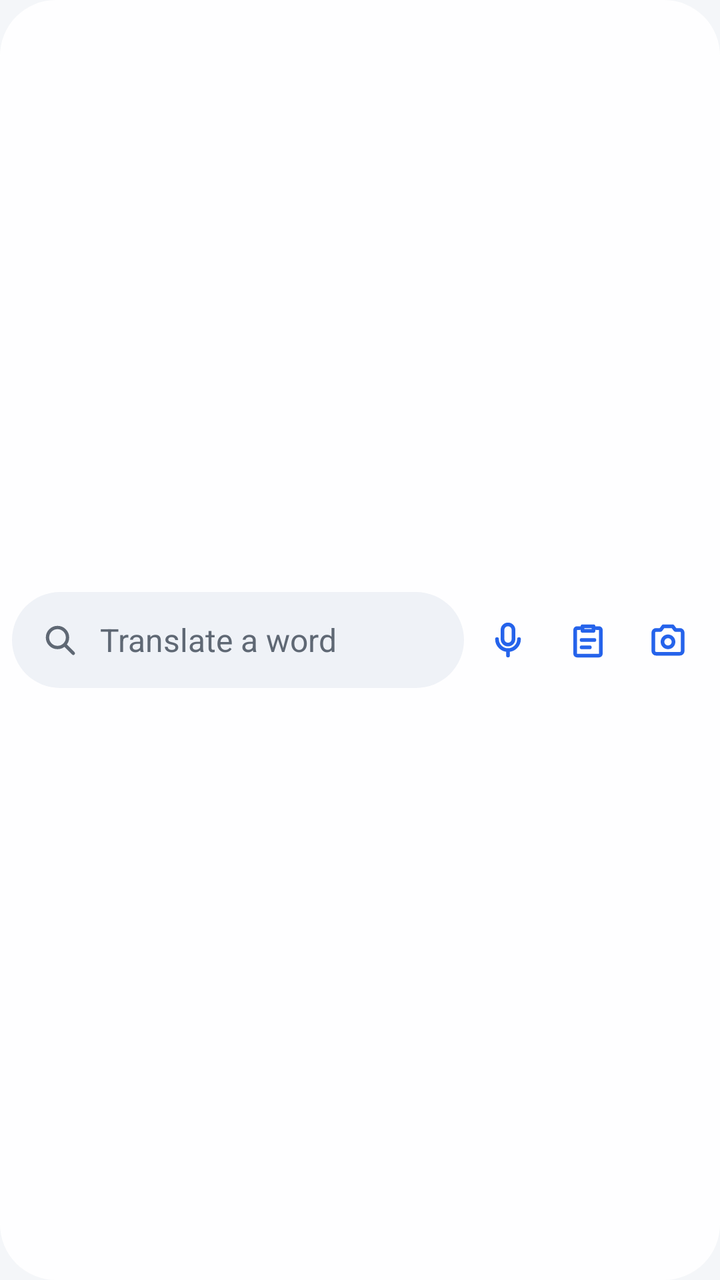
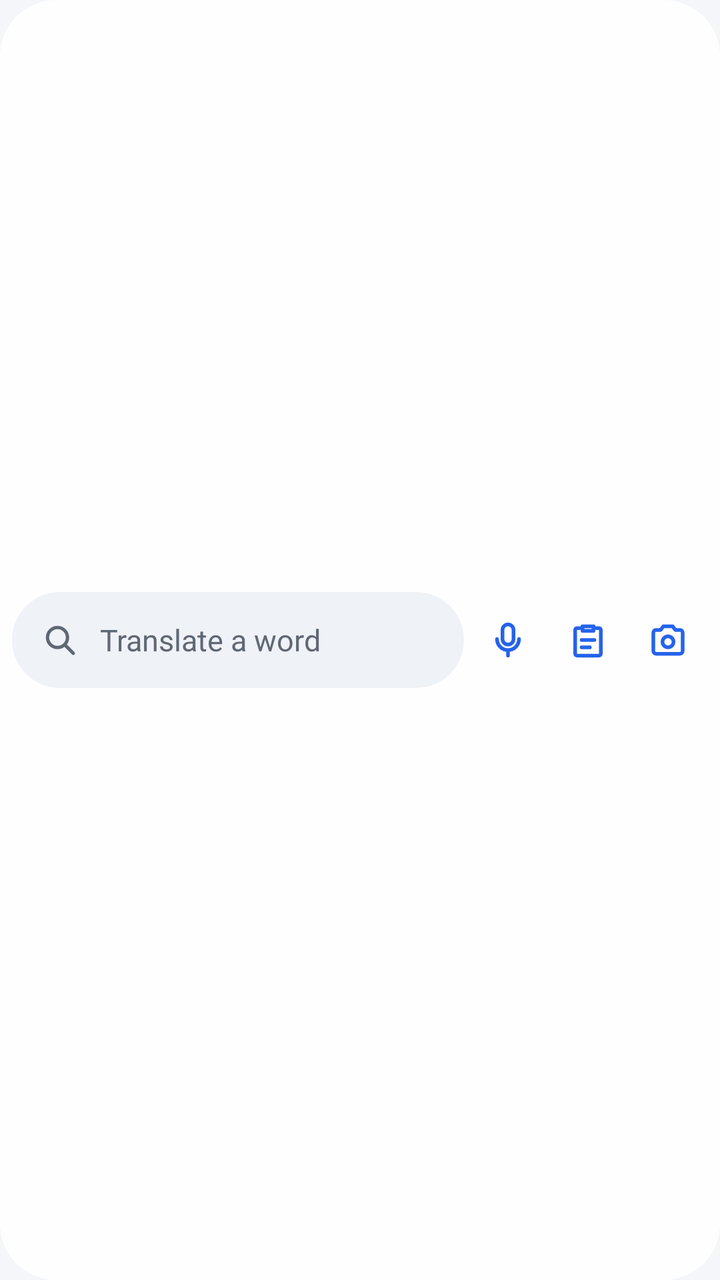

Before-and-after screenshots of an Android layout around one commit, followed by the original layout XML and the change that was made.
<!-- AndroidManifest.xml: application theme AppTheme -->
<!-- res/layout/widget.xml -->
<?xml version="1.0" encoding="utf-8"?>
<LinearLayout xmlns:android="http://schemas.android.com/apk/res/android"
    android:id="@android:id/background"
    android:layout_width="match_parent"
    android:layout_height="match_parent"
    android:background="@drawable/widget_bg"
    android:gravity="center_vertical"
    android:orientation="vertical"
    android:padding="6dp">

    
    <LinearLayout
        android:id="@+id/top"
        android:layout_width="match_parent"
        android:layout_height="48dp"
        android:gravity="center_vertical"
        android:orientation="horizontal">

        <LinearLayout
            android:id="@+id/bar"
            android:layout_width="0dp"
            android:layout_height="48dp"
            android:layout_weight="1"
            android:background="@drawable/widget_field"
            android:gravity="center_vertical"
            android:orientation="horizontal"
            android:paddingStart="14dp"
            android:paddingEnd="14dp">

            <ImageView
                android:id="@+id/search_icon"
                android:layout_width="20dp"
                android:layout_height="20dp"
                android:importantForAccessibility="no"
                android:src="@drawable/ic_search" />

            <TextView
                android:id="@+id/hint"
                android:layout_width="0dp"
                android:layout_height="wrap_content"
                android:layout_marginStart="10dp"
                android:layout_weight="1"
                android:ellipsize="end"
                android:maxLines="1"
                android:text="@string/widget_hint"
                android:textColor="@color/widget_sub"
                android:textSize="16sp" />

        </LinearLayout>

        <ImageView
            android:id="@+id/btn_voice"
            android:layout_width="40dp"
            android:layout_height="48dp"
            android:layout_marginStart="2dp"
            android:contentDescription="@string/widget_voice"
            android:padding="9dp"
            android:src="@drawable/ic_w_mic" />

        <ImageView
            android:id="@+id/btn_paste"
            android:layout_width="40dp"
            android:layout_height="48dp"
            android:contentDescription="@string/widget_paste"
            android:padding="9dp"
            android:src="@drawable/ic_w_paste" />

        <ImageView
            android:id="@+id/btn_scan"
            android:layout_width="40dp"
            android:layout_height="48dp"
            android:contentDescription="@string/widget_scan"
            android:padding="9dp"
            android:src="@drawable/ic_w_camera" />
    </LinearLayout>

    
    <FrameLayout
        android:id="@+id/divider"
        android:layout_width="match_parent"
        android:layout_height="4dp"
        android:visibility="gone" />

    <LinearLayout android:id="@+id/row1" style="@style/WidgetRow">
        <TextView android:id="@+id/word1" style="@style/WidgetWord" />
        <TextView android:id="@+id/meaning1" style="@style/WidgetMeaning" />
    </LinearLayout>

    <LinearLayout android:id="@+id/row2" style="@style/WidgetRow">
        <TextView android:id="@+id/word2" style="@style/WidgetWord" />
        <TextView android:id="@+id/meaning2" style="@style/WidgetMeaning" />
    </LinearLayout>

    <LinearLayout android:id="@+id/row3" style="@style/WidgetRow">
        <TextView android:id="@+id/word3" style="@style/WidgetWord" />
        <TextView android:id="@+id/meaning3" style="@style/WidgetMeaning" />
    </LinearLayout>
</LinearLayout>
<!-- resources referenced by this layout -->
<resources>
  <color name="widget_sub">#FF5F6874</color>
  <!-- drawable ic_search (drawable) -->
  <?xml version="1.0" encoding="utf-8"?>
  <vector xmlns:android="http://schemas.android.com/apk/res/android"
      android:width="24dp"
      android:height="24dp"
      android:viewportWidth="24"
      android:viewportHeight="24">
      <path
          android:pathData="M10.5,4.5a6,6 0,1 1,0 12a6,6 0,1 1,0 -12M15,15L20,20"
          android:strokeWidth="2"
          android:strokeColor="@color/widget_sub"
          android:strokeLineCap="round" />
  </vector>
  <!-- drawable ic_w_mic (drawable) -->
  <?xml version="1.0" encoding="utf-8"?>
  <vector xmlns:android="http://schemas.android.com/apk/res/android"
      android:width="24dp"
      android:height="24dp"
      android:viewportWidth="24"
      android:viewportHeight="24">
      <path
          android:pathData="M12,3.5a3,3 0,0 1,3 3v5a3,3 0,0 1,-6 0v-5a3,3 0,0 1,3 -3zM6,11.5a6,6 0,0 0,12 0M12,17.5v3"
          android:strokeWidth="2"
          android:strokeColor="@color/widget_accent"
          android:strokeLineCap="round" />
  </vector>
  <!-- drawable widget_bg (drawable) -->
  <?xml version="1.0" encoding="utf-8"?>
  <shape xmlns:android="http://schemas.android.com/apk/res/android" android:shape="rectangle">
      <solid android:color="@color/widget_bg" />
      <corners android:radius="@dimen/widget_radius" />
  </shape>
  <!-- drawable widget_field (drawable) -->
  <?xml version="1.0" encoding="utf-8"?>
  <shape xmlns:android="http://schemas.android.com/apk/res/android" android:shape="rectangle">
      <solid android:color="@color/widget_field" />
      <corners android:radius="24dp" />
  </shape>
  <string name="widget_hint">Translate a word</string>
  <string name="widget_paste">Translate copied text</string>
  <string name="widget_scan">Scan text</string>
  <string name="widget_voice">Speak a word</string>
  <style name="WidgetRow">
          <item name="android:layout_width">match_parent</item>
          <item name="android:layout_height">30dp</item>
          <item name="android:gravity">center_vertical</item>
          <item name="android:orientation">horizontal</item>
          <item name="android:paddingStart">6dp</item>
          <item name="android:paddingEnd">6dp</item>
          <item name="android:visibility">gone</item>
      </style>
  <style name="WidgetWord">
          <item name="android:layout_width">0dp</item>
          <item name="android:layout_height">wrap_content</item>
          <item name="android:layout_weight">1</item>
          <item name="android:maxLines">1</item>
          <item name="android:ellipsize">end</item>
          <item name="android:textSize">15sp</item>
          <item name="android:textColor">@color/widget_text</item>
          <item name="android:textDirection">firstStrong</item>
          <item name="android:textAlignment">viewStart</item>
      </style>
  <style name="AppTheme" parent="android:Theme.Material.Light.NoActionBar">
          <item name="android:windowBackground">@color/bg</item>
          <item name="android:statusBarColor">@color/bg</item>
          <item name="android:navigationBarColor">@color/bg</item>
          <item name="android:windowLightStatusBar">true</item>
          <item name="android:colorAccent">@color/accent</item>
          <item name="android:colorPrimary">@color/accent</item>
      </style>
  <color name="widget_accent">#FF2563EB</color>
  <color name="widget_bg">#F2FFFFFF</color>
  <dimen name="widget_radius">22dp</dimen>
  <color name="widget_field">#FFEFF2F7</color>
  <color name="widget_text">#FF12161C</color>
  <color name="bg">#FFF4F6F9</color>
  <color name="accent">#FF2563EB</color>
  <!-- unchanged entries left out for length: 3 -->
</resources>

<!-- the commit's change to res/layout/widget.xml (unified diff, before → after) -->
@@ -34,17 +34,34 @@
                 android:importantForAccessibility="no"
                 android:src="@drawable/ic_search" />
 
-            <TextView
-                android:id="@+id/hint"
+            
+            <LinearLayout
                 android:layout_width="0dp"
                 android:layout_height="wrap_content"
                 android:layout_marginStart="10dp"
                 android:layout_weight="1"
-                android:ellipsize="end"
-                android:maxLines="1"
-                android:text="@string/widget_hint"
-                android:textColor="@color/widget_sub"
-                android:textSize="16sp" />
+                android:orientation="vertical">
+
+                <TextView
+                    android:id="@+id/hint"
+                    android:layout_width="match_parent"
+                    android:layout_height="wrap_content"
+                    android:ellipsize="end"
+                    android:maxLines="1"
+                    android:text="@string/widget_hint"
+                    android:textColor="@color/widget_sub"
+                    android:textSize="15sp" />
+
+                <TextView
+                    android:id="@+id/daily"
+                    android:layout_width="match_parent"
+                    android:layout_height="wrap_content"
+                    android:ellipsize="end"
+                    android:maxLines="1"
+                    android:textColor="@color/widget_accent"
+                    android:textSize="12sp"
+                    android:visibility="gone" />
+            </LinearLayout>
 
         </LinearLayout>
 
